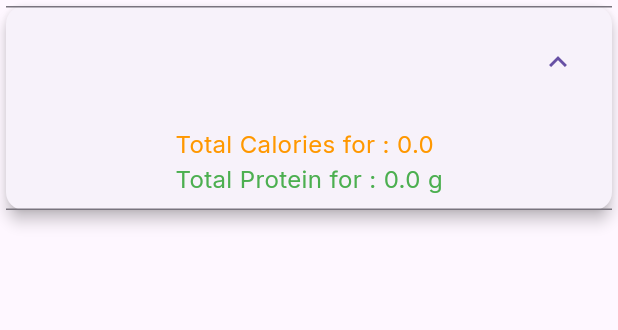
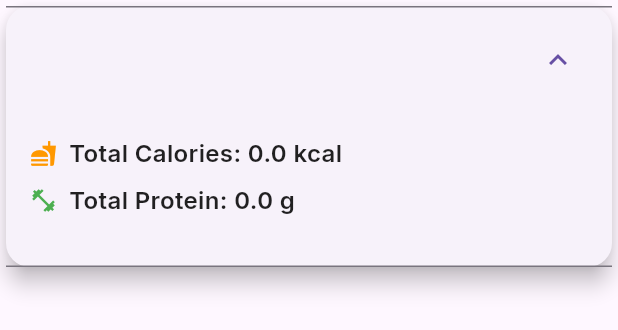
Before and after one commit to absharul/NutriFit, a Flutter app: the MealGroupCard widget shown alone on an empty page, opened directly with empty values, after a tap on the "expand more" icon, on a phone screen of 412 x 824 dp. Shown: the top 330 px of the screen. Run offline on Flutter 3.47's test engine with Material 3 defaults, Android fonts, the phone set to English and light mode, and no system bars; our stand-ins replace flutter_riverpod, go_router, google_fonts, hive, hive_flutter, phosphor_flutter; accounts and stored records are empty.

Commit message:
Progress screen is UI updated

```diff
--- a/lib/Screens/progress_screen.dart
+++ b/lib/Screens/progress_screen.dart
@@ -158,9 +158,9 @@ class _ProgressScreenState extends State<ProgressScreen> {
       if (dailyKcal >= user.kcal && dailyProtein >= user.protein) {
         return "Goal Achieved!";
       } else if (dailyKcal >= user.kcal && dailyProtein < user.protein) {
-        return "You're losing muscle!";
+        return "Low Protein";
       } else if (dailyKcal < user.kcal && dailyProtein >= user.protein) {
-        return "You're losing energy!";
+        return "Low kcal";
       } else {
         return "Keep going";
       }
--- a/lib/Widgets/Progress screen widgets/meal_group_card.dart
+++ b/lib/Widgets/Progress screen widgets/meal_group_card.dart
@@ -24,65 +24,72 @@ class MealGroupCard extends StatelessWidget {
   @override
   Widget build(BuildContext context) {
     return Card(
-      elevation: 4,
+      elevation: 6,
       shape: RoundedRectangleBorder(
-        borderRadius: BorderRadius.circular(12),
+        borderRadius: BorderRadius.circular(16), // slightly larger radius
       ),
+      // shadowColor: Colors.black.withOpacity(0.2),
       child: ExpansionTile(
-        subtitle: Text(
-          date,
-          style: GoogleFonts.inter(
-            fontSize: 14,
-            fontWeight: FontWeight.bold,
-            color: Colors.black,
-          ),
-        ),
+        // Title and Subtitle (Date and Daily Message)
         title: Text(
           dailyMessage,
           style: GoogleFonts.inter(
-            fontSize: 18,
+            fontSize: 20,
             fontWeight: FontWeight.bold,
             color: _getMessageColor(dailyMessage),
           ),
         ),
+        subtitle: Padding(
+          padding: const EdgeInsets.only(top: 4.0),
+          child: Text(
+            date,
+            style: GoogleFonts.inter(
+              fontSize: 14,
+              fontWeight: FontWeight.w600,
+              color: Colors.black54,
+            ),
+          ),
+        ),
         children: [
           Padding(
-            padding: const EdgeInsets.all(8.0),
+            padding: const EdgeInsets.all(16.0),
             child: Column(
               crossAxisAlignment: CrossAxisAlignment.start,
               children: [
-                Text(
-                  'Total Calories for $date: $dailyKcal',
-                  style: GoogleFonts.inter(
-                    fontSize: 16,
-                    color: Colors.orange,
-                  ),
+                // Total Calories and Protein Info
+                _buildInfoRow(
+                  label: 'Total Calories',
+                  value: '$dailyKcal kcal',
+                  icon: Icons.fastfood,
+                  iconColor: Colors.orange,
                 ),
-                Text(
-                  'Total Protein for $date: $dailyProtein g',
-                  style: GoogleFonts.inter(
-                    fontSize: 16,
-                    color: Colors.green,
-                  ),
+                _buildInfoRow(
+                  label: 'Total Protein',
+                  value: '$dailyProtein g',
+                  icon: Icons.fitness_center,
+                  iconColor: Colors.green,
                 ),
+                SizedBox(height: 8), // Spacing
               ],
             ),
           ),
           ...meals.map((meal) {
-            final formattedDate = DateFormat.yMMMd().format(meal.timestamp);
+            final formattedDate = DateFormat.jm().format(meal.timestamp);
             return Padding(
-              padding: const EdgeInsets.all(8.0),
+              padding: const EdgeInsets.symmetric(horizontal: 16.0, vertical: 8.0),
               child: Column(
                 crossAxisAlignment: CrossAxisAlignment.start,
                 children: [
+                  // Meal Name
                   Text(
                     meal.mealname ?? 'Meal',
                     style: GoogleFonts.inter(
                       fontSize: 18,
                       fontWeight: FontWeight.bold,
-                      color: Colors.black,
+                      color: Colors.black87,
                     ),
                   ),
+                  // Meal Time
                   Text(
                     formattedDate,
                     style: GoogleFonts.inter(
@@ -90,20 +97,21 @@ class MealGroupCard extends StatelessWidget {
                       color: Colors.grey[600],
                     ),
                   ),
-                  Text(
-                    'Calories: ${meal.kcal}',
-                    style: GoogleFonts.inter(
-                      fontSize: 14,
-                      color: Colors.orange,
-                    ),
+                  SizedBox(height: 4), // Spacing
+                  // Calories and Protein for the Meal
+                  _buildInfoRow(
+                    label: 'Calories',
+                    value: '${meal.kcal} kcal',
+                    icon: Icons.local_dining,
+                    iconColor: Colors.orange,
                   ),
-                  Text(
-                    'Protein: ${meal.protein}g',
-                    style: GoogleFonts.inter(
-                      fontSize: 14,
-                      color: Colors.green,
-                    ),
+                  _buildInfoRow(
+                    label: 'Protein',
+                    value: '${meal.protein}g',
+                    icon: Icons.fitness_center,
+                    iconColor: Colors.green,
                   ),
+                  SizedBox(height: 12), // Spacing between meals
                 ],
               ),
             );
@@ -111,6 +119,7 @@ class MealGroupCard extends StatelessWidget {
         ],
       ),
     );
+
   }
 
   Color _getMessageColor(String message) {
@@ -119,10 +128,33 @@ class MealGroupCard extends StatelessWidget {
         return Colors.green;
       case "Failed":
         return Colors.red;
+      case "Low Protein":
+        return Colors.blue;
+      case "Low kcal":
+        return Colors.orange;
       case "Keep going":
         return Colors.black;
       default:
         return Colors.black;
     }
   }
+  Widget _buildInfoRow({required String label, required String value, required IconData icon, required Color iconColor}) {
+    return Padding(
+      padding: const EdgeInsets.only(bottom: 8.0),
+      child: Row(
+        children: [
+          Icon(icon, color: iconColor, size: 18),
+          SizedBox(width: 8),
+          Text(
+            '$label: $value',
+            style: GoogleFonts.inter(
+              fontSize: 16,
+              fontWeight: FontWeight.w600,
+              color: Colors.black87,
+            ),
+          ),
+        ],
+      ),
+    );
+  }
 }
```
Also changed, not shown: lib/Widgets/Progress screen widgets/nutritional_goal_card.dart (+4 -4 lines), lib/Widgets/User_Form/add_meal_dialog.dart (+27 -7 lines).
